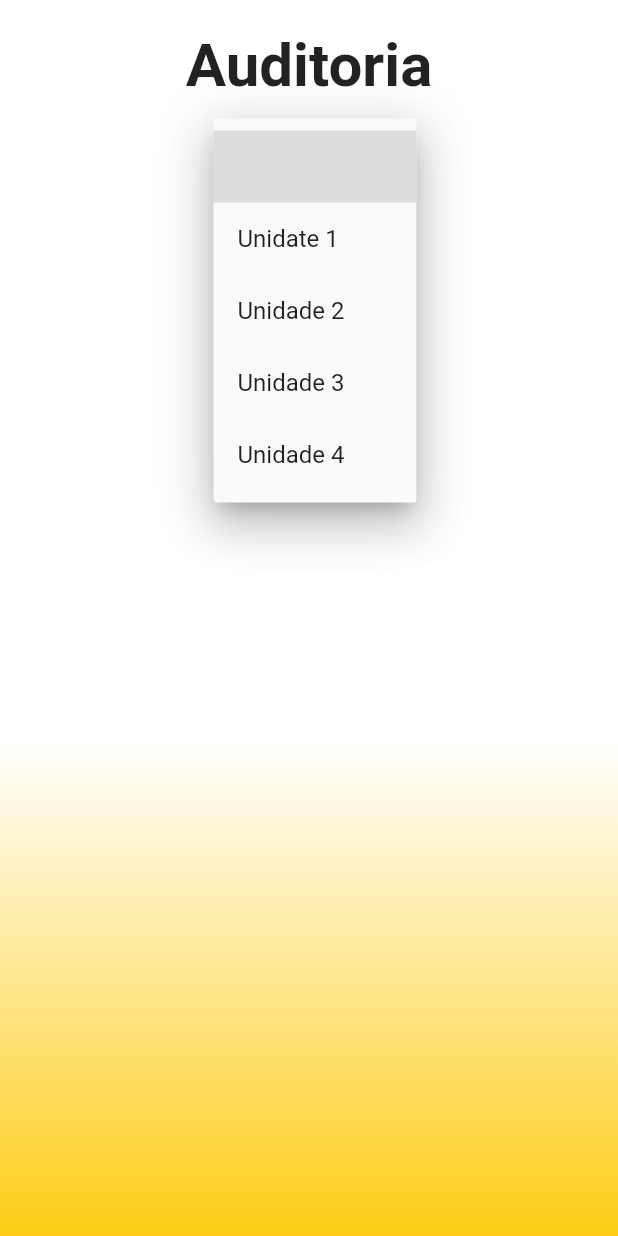
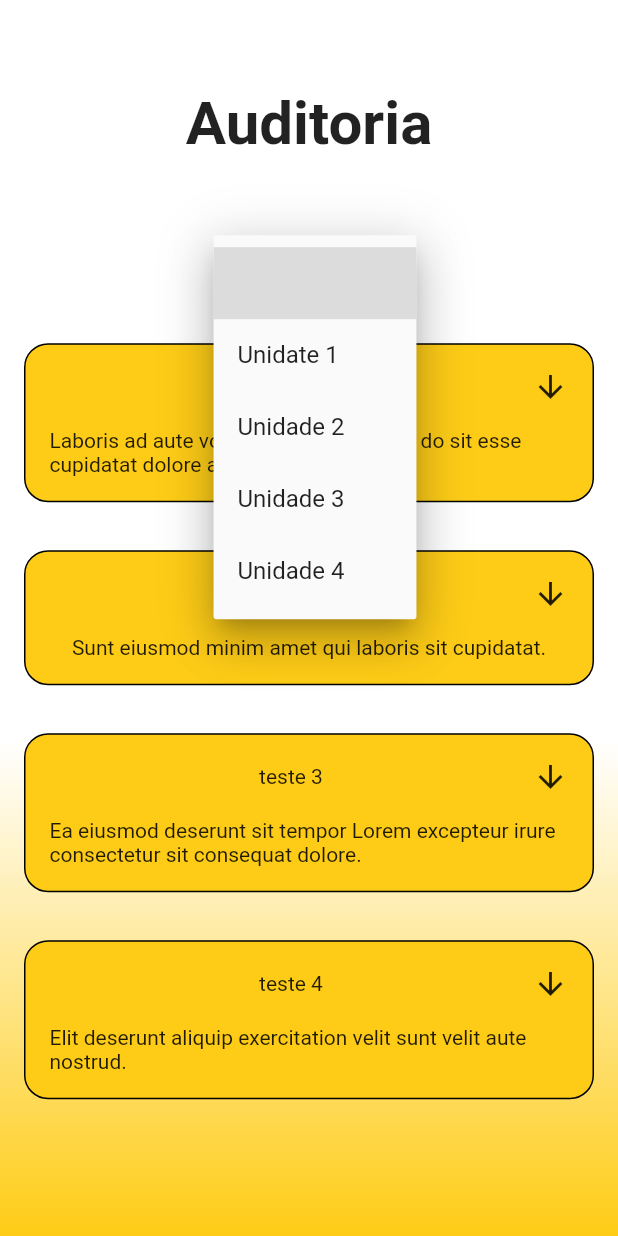
Before and after one commit to AdrielGraminho/epi_splenda, a Flutter app: the AuditScreen widget shown alone on an empty page, opened directly, after a tap on the "arrow downward" icon, on a phone screen of 412 x 824 dp. Run offline on Flutter 3.47's test engine with Material 2 defaults, Android fonts, the phone set to English and light mode, and no system bars; our stand-ins replace table_calendar.

Commit message:
add list view in audit screen

```diff
--- a/lib/components/public/title_field.dart
+++ b/lib/components/public/title_field.dart
@@ -6,7 +6,9 @@ class TitleField extends StatelessWidget {
 
   @override
   Widget build(BuildContext context) {
-    return Padding(
+    return SizedBox(
+      height: MediaQuery.of(context).size.height * 0.20,
+      child: Padding(
         padding: const EdgeInsets.all(20.0),
         child: Center(
           child: Text(
@@ -18,6 +20,7 @@ class TitleField extends StatelessWidget {
             ),
           ),
         ),
+      ),
     );
   }
 }
--- a/lib/screens/audit_screen.dart
+++ b/lib/screens/audit_screen.dart
@@ -10,15 +10,52 @@ class AuditScreen extends StatefulWidget {
 }
 
 class _AuditScreenState extends State<AuditScreen> {
+  List<Map<String, dynamic>> mock = [
+    {
+      "id": 1,
+      "item": {
+        "title": "teste 1",
+        "description":
+            "Laboris ad aute voluptate commodo do do sit esse cupidatat dolore ad aliqua."
+      }
+    },
+    {
+      "id": 2,
+      "item": {
+        "title": "teste 2",
+        "description": "Sunt eiusmod minim amet qui laboris sit cupidatat."
+      }
+    },
+    {
+      "id": 3,
+      "item": {
+        "title": "teste 3",
+        "description":
+            "Ea eiusmod deserunt sit tempor Lorem excepteur irure consectetur sit consequat dolore."
+      }
+    },
+    {
+      "id": 4,
+      "item": {
+        "title": "teste 4",
+        "description":
+            "Elit deserunt aliquip exercitation velit sunt velit aute nostrud."
+      }
+    }
+  ];
+
   String dropDownValue = '';
+  String dropDownItem = '';
 
   @override
   Widget build(BuildContext context) {
     Widget child = Column(
       children: [
         const TitleField(title: "Auditoria"),
-        DropdownButton<String>(
+        SizedBox(
+          child: DropdownButton<String>(
             value: dropDownValue,
+            alignment: Alignment.bottomCenter,
             icon: const Icon(Icons.arrow_downward),
             elevation: 16,
             items:
@@ -35,6 +72,57 @@ class _AuditScreenState extends State<AuditScreen> {
                 dropDownValue = newValue!;
               });
             },
+          ),
+        ),
+        SizedBox(
+          height: MediaQuery.of(context).size.height * 0.7,
+          child: ListView.builder(
+            shrinkWrap: true,
+            itemCount: mock.length,
+            itemBuilder: (context, index) {
+              String title = mock.elementAt(index)['item']['title'].toString();
+              String description =
+                  mock.elementAt(index)['item']['description'].toString();
+              return Container(
+                padding: const EdgeInsets.all(16.0),
+                width: MediaQuery.of(context).size.width,
+                child: Container(
+                  padding: const EdgeInsets.all(8),
+                  decoration: const BoxDecoration(
+                      border: Border(
+                        top: BorderSide(width: 1.0, color: Colors.black),
+                        left: BorderSide(width: 1.0, color: Colors.black),
+                        right: BorderSide(width: 1.0, color: Colors.black),
+                        bottom: BorderSide(width: 1.0, color: Colors.black),
+                      ),
+                      borderRadius: BorderRadius.all(Radius.circular(16)),
+                      color: Color.fromARGB(255, 254, 204, 22)),
+                  child: Container(
+                    child: Column(children: [
+                      Padding(
+                        padding: const EdgeInsets.only(bottom: 16),
+                        child: Row(
+                          mainAxisAlignment: MainAxisAlignment.end,
+                          children: [
+                            Expanded(
+                                child: Row(
+                              mainAxisAlignment: MainAxisAlignment.center,
+                              children: [
+                                Text(title),
+                              ],
+                            )),
+                            const Icon(Icons.arrow_downward),
+                          ],
+                        ),
+                      ),
+                      Text(description),
+                    ]),
+                    padding: const EdgeInsets.all(8),
+                  ),
+                ),
+              );
+            },
+          ),
         )
       ],
     );
```
Lines whose indentation alone changed are shown as unchanged.
